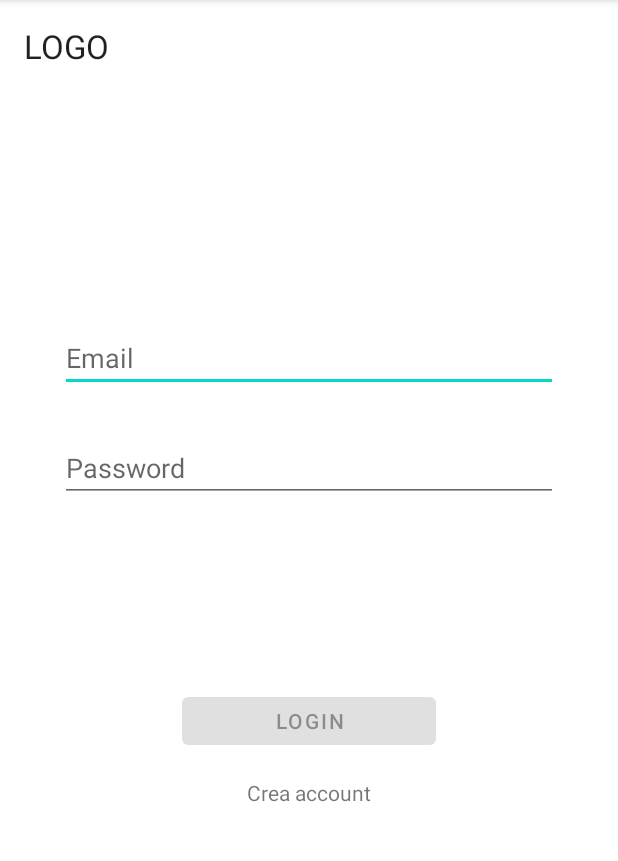
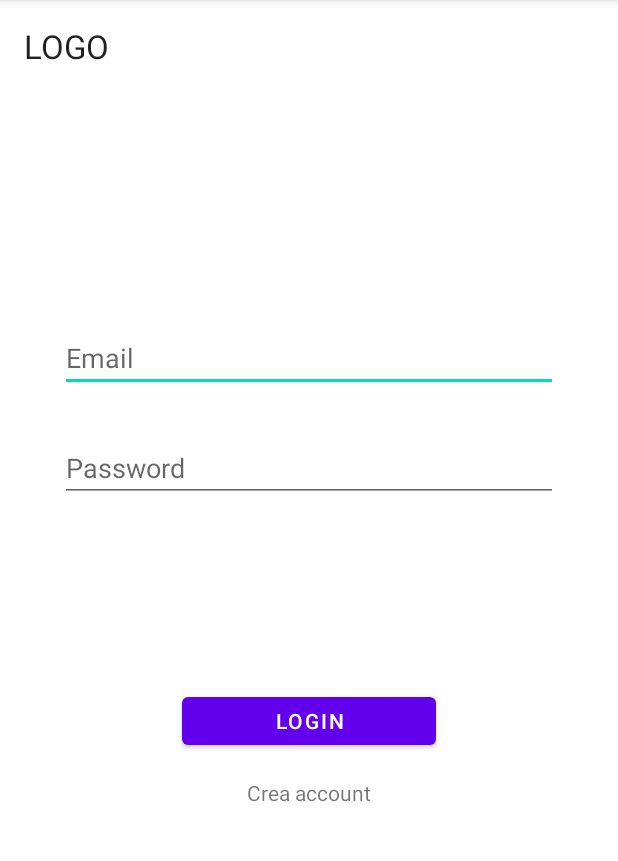
Before and after one commit to vitosilver99/Roomies, an Android app: the screen it shows after launch (LoginActivity), on a phone screen of 412 x 824 dp, the part 84-945 px from its top. Run offline under Robolectric (Android 15) with nearby library versions, the phone set to English and light mode, and no system bars; our stand-ins replace Firebase (no records; nobody signed in at launch, a user with empty details on screens opened directly).

Commit message:
ultima modifica

```diff
--- a/app/src/main/java/com/example/roomies/LoginActivity.java
+++ b/app/src/main/java/com/example/roomies/LoginActivity.java
@@ -33,6 +33,7 @@ public class LoginActivity extends AppCompatActivity {
         final TextView registrazione = findViewById(R.id.Registrazione_login);
 
         activityA = this;
+        fAuth = FirebaseAuth.getInstance();
 
         registrazione.setOnClickListener(new View.OnClickListener() {
             @Override
@@ -69,6 +70,7 @@ public class LoginActivity extends AppCompatActivity {
                         if(task.isSuccessful()){
                             Toast.makeText(LoginActivity.this,"Utente autenticato correttamente",Toast.LENGTH_SHORT).show();
                             startActivity(new Intent(getApplicationContext(),MainActivity.class));
+                            finish();
                         }
                         else {
                             Toast.makeText(LoginActivity.this, "Errore di autenticazione: "+task.getException().getMessage(),Toast.LENGTH_LONG).show();
@@ -78,8 +80,6 @@ public class LoginActivity extends AppCompatActivity {
 
             }
         });
-
-
     }
 
     public static LoginActivity getInstance(){
--- a/app/src/main/res/layout/activity_login.xml
+++ b/app/src/main/res/layout/activity_login.xml
@@ -12,7 +12,7 @@
     tools:context=".LoginActivity">
 
     <EditText
-        android:id="@+id/username"
+        android:id="@+id/Email_login"
         android:layout_width="0dp"
         android:layout_height="wrap_content"
         android:layout_marginStart="24dp"
@@ -26,7 +26,7 @@
         app:layout_constraintTop_toTopOf="parent" />
 
     <EditText
-        android:id="@+id/password"
+        android:id="@+id/Password_login"
         android:layout_width="0dp"
         android:layout_height="wrap_content"
         android:layout_marginStart="24dp"
@@ -39,10 +39,10 @@
         android:selectAllOnFocus="true"
         app:layout_constraintEnd_toEndOf="parent"
         app:layout_constraintStart_toStartOf="parent"
-        app:layout_constraintTop_toBottomOf="@+id/username" />
+        app:layout_constraintTop_toBottomOf="@+id/Email_login" />
 
     <Button
-        android:id="@+id/login"
+        android:id="@+id/btn_login"
         android:layout_width="169dp"
         android:layout_height="44dp"
         android:layout_gravity="start"
@@ -50,12 +50,12 @@
         android:layout_marginTop="16dp"
         android:layout_marginEnd="48dp"
         android:layout_marginBottom="64dp"
-        android:enabled="false"
+        android:enabled="true"
         android:text="@string/action_sign_in"
         app:layout_constraintBottom_toBottomOf="parent"
         app:layout_constraintEnd_toEndOf="parent"
         app:layout_constraintStart_toStartOf="parent"
-        app:layout_constraintTop_toBottomOf="@+id/password"
+        app:layout_constraintTop_toBottomOf="@+id/Password_login"
         app:layout_constraintVertical_bias="0.369" />
 
     <ProgressBar
@@ -69,16 +69,10 @@
         android:layout_marginBottom="64dp"
         android:visibility="gone"
         app:layout_constraintBottom_toBottomOf="parent"
-        app:layout_constraintEnd_toEndOf="@+id/password"
-        app:layout_constraintStart_toStartOf="@+id/password"
+        app:layout_constraintEnd_toEndOf="@+id/Password_login"
+        app:layout_constraintStart_toStartOf="@+id/Password_login"
         app:layout_constraintTop_toTopOf="parent"
         app:layout_constraintVertical_bias="0.3" />
-
-    <com.google.android.material.textfield.TextInputLayout
-        android:layout_width="wrap_content"
-        android:layout_height="wrap_content"
-        tools:layout_editor_absoluteX="201dp"
-        tools:layout_editor_absoluteY="526dp"/>
 
     <TextView
         android:id="@+id/Registrazione_login"
@@ -88,7 +82,7 @@
         android:text="Crea account"
         app:layout_constraintEnd_toEndOf="parent"
         app:layout_constraintStart_toStartOf="parent"
-        app:layout_constraintTop_toBottomOf="@+id/login" />
+        app:layout_constraintTop_toBottomOf="@+id/btn_login" />
 
     <TextView
         android:id="@+id/textView2"
```
Also changed, not shown: app/src/main/java/com/example/roomies/RegistrazioneActivity.java (+11 -14 lines), app/src/main/res/layout/activity_registrazione.xml (+7 -6 lines).
